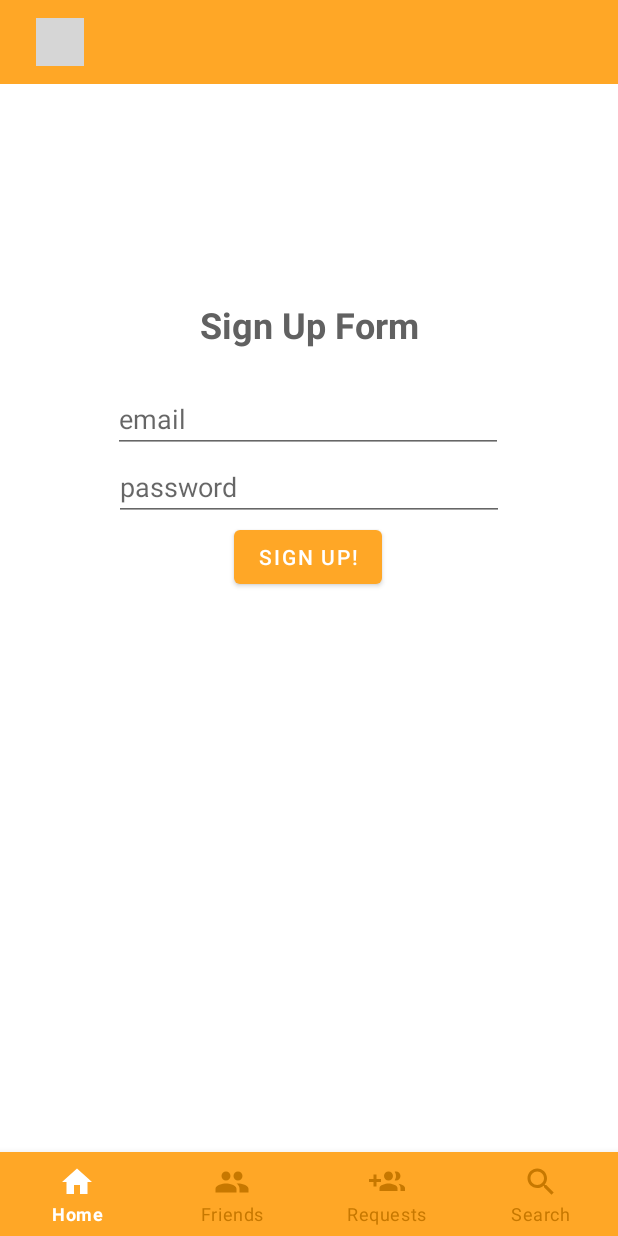
After one commit to andreisimi96/feedback4me, an Android app: the fragment SignUpFragment placed in its activity, on a phone screen of 412 x 824 dp. The commit adds this screen. Run offline under Robolectric (Android 15) with nearby library versions, the phone set to English and light mode, and no system bars; our stand-ins replace Firebase (no records; nobody signed in at launch, a user with empty details on screens opened directly); Roboto replaces fonts that are not available here; 1 statement that could not run was skipped; grey boxes are pictures that could not be loaded.

Commit message:
Added SignUpFragment. UserSettingsFragment and HomeFragment improvements.

```diff
--- a/app/build.gradle
+++ b/app/build.gradle
@@ -21,6 +21,7 @@ android {
 
 dependencies {
     implementation fileTree(dir: 'libs', include: ['*.jar'])
+    implementation 'com.github.bumptech.glide:glide:4.10.0'
     implementation 'androidx.appcompat:appcompat:1.1.0'
     implementation 'androidx.constraintlayout:constraintlayout:1.1.3'
     implementation 'androidx.legacy:legacy-support-v4:1.0.0'
--- /dev/null
+++ b/app/src/main/java/com/example/feedback4me/LoginFragments/SignUpFragment.java
@@ -0,0 +1,61 @@
+package com.example.feedback4me.LoginFragments;
+
+import android.os.Bundle;
+
+import androidx.fragment.app.Fragment;
+
+import android.view.LayoutInflater;
+import android.view.View;
+import android.view.ViewGroup;
+import android.widget.Button;
+import android.widget.EditText;
+import android.widget.TextView;
+
+import com.example.feedback4me.R;
+
+public class SignUpFragment extends Fragment
+{
+
+
+    public SignUpFragment() {}
+
+    public static SignUpFragment newInstance()
+    {
+        SignUpFragment fragment = new SignUpFragment();
+        return fragment;
+    }
+
+    @Override
+    public void onCreate(Bundle savedInstanceState)
+    {
+        super.onCreate(savedInstanceState);
+    }
+
+    @Override
+    public View onCreateView(LayoutInflater inflater, ViewGroup container,
+                             Bundle savedInstanceState)
+    {
+        View rootView = inflater.inflate(R.layout.fragment_sign_up, container, false);
+
+        /*
+           On click -> send request to firebase auth
+         */
+        Button signUpButton = rootView.findViewById(R.id.signup_button);
+        TextView email = rootView.findViewById(R.id.edit_text_email_signup);
+        EditText password = rootView.findViewById(R.id.edit_text_password_signup);
+        signUpButton.setOnClickListener(new View.OnClickListener()
+        {
+            @Override
+            public void onClick(View v)
+            {
+                String
+            }
+        });
+
+
+
+        return rootView;
+    }
+
+
+}
--- a/app/src/main/java/com/example/feedback4me/MainActivity.java
+++ b/app/src/main/java/com/example/feedback4me/MainActivity.java
@@ -7,11 +7,17 @@ import androidx.fragment.app.Fragment;
 import androidx.fragment.app.FragmentTransaction;
 
 import android.content.Intent;
+import android.media.Image;
+import android.net.Uri;
 import android.os.Bundle;
 import android.provider.MediaStore;
+import android.util.Log;
 import android.view.MenuItem;
 import android.view.View;
+import android.widget.ImageView;
+import android.widget.TextView;
 
+import com.bumptech.glide.Glide;
 import com.example.feedback4me.NavigationFragments.FriendsFragment;
 import com.example.feedback4me.NavigationFragments.HomeFragment;
 import com.example.feedback4me.NavigationFragments.RequestsFragment;
@@ -22,6 +28,9 @@ import com.google.android.gms.auth.api.signin.GoogleSignInClient;
 import com.google.android.gms.auth.api.signin.GoogleSignInOptions;
 import com.google.android.material.bottomnavigation.BottomNavigationView;
 import com.google.firebase.auth.FirebaseAuth;
+import com.google.firebase.auth.FirebaseUser;
+
+import org.w3c.dom.Text;
 
 public class MainActivity extends AppCompatActivity
 {
@@ -29,6 +38,8 @@ public class MainActivity extends AppCompatActivity
 
     BottomNavigationView bottomNavigation;
     BottomNavigationView.OnNavigationItemSelectedListener bottomNavigationListener;
+
+    ImageView user_avatar;
 
     //navigation fragments;
     HomeFragment homeFragment;
@@ -46,6 +57,8 @@ public class MainActivity extends AppCompatActivity
         super.onCreate(savedInstanceState);
         setContentView(R.layout.activity_main);
 
+        user_avatar = findViewById(R.id.user_avatar_toolbar);
+
         //setup navigation bar and listener
         bottomNavigation = findViewById(R.id.bottom_navigation);
         bottomNavigationListener = createBottomNavigationListener();
@@ -57,13 +70,14 @@ public class MainActivity extends AppCompatActivity
         requestsFragment = RequestsFragment.newInstance();
         searchFragment = SearchFragment.newInstance();
 
+        //setup toolbar & profile picture
         Toolbar toolbar = (Toolbar) findViewById(R.id.toolbar);
         setSupportActionBar(toolbar);
+        setProfilePictureInToolbar();
 
         //start home fragment
         openNavigationFragment(homeFragment);
     }
-
 
     private BottomNavigationView.OnNavigationItemSelectedListener createBottomNavigationListener ()
     {
@@ -159,11 +173,21 @@ public class MainActivity extends AppCompatActivity
 
     public void changeProfilePicture(View view)
     {
-        Intent takePictureIntent = new Intent(MediaStore.ACTION_IMAGE_CAPTURE);
-        if (takePictureIntent.resolveActivity(getPackageManager()) != null)
-        {
-            startActivityForResult(takePictureIntent, REQUEST_IMAGE_CAPTURE);
-        }
 
     }
+
+    private void setProfilePictureInToolbar()
+    {
+        FirebaseUser user = FirebaseAuth.getInstance().getCurrentUser();
+        if (user != null)
+        {
+            Uri photoUrl = user.getPhotoUrl();
+            Log.d("COME ON", "ceva e in neregula");
+            Glide.with(MainActivity.this)
+                    .load(photoUrl)
+                    .circleCrop()
+                    .into(user_avatar);
+        }
+    }
+
 }
--- a/app/src/main/java/com/example/feedback4me/NavigationFragments/HomeFragment.java
+++ b/app/src/main/java/com/example/feedback4me/NavigationFragments/HomeFragment.java
@@ -1,6 +1,9 @@
 package com.example.feedback4me.NavigationFragments;
 
 import android.content.Context;
+import android.content.Intent;
+import android.graphics.Bitmap;
+import android.graphics.BitmapFactory;
 import android.net.Uri;
 import android.os.Bundle;
 
@@ -9,11 +12,22 @@ import androidx.fragment.app.Fragment;
 import android.view.LayoutInflater;
 import android.view.View;
 import android.view.ViewGroup;
+import android.widget.ImageView;
+import android.widget.TextView;
 
+import com.bumptech.glide.Glide;
+import com.example.feedback4me.LoginActivity;
+import com.example.feedback4me.MainActivity;
 import com.example.feedback4me.R;
+import com.google.firebase.auth.FirebaseAuth;
+import com.google.firebase.auth.FirebaseUser;
 
 public class HomeFragment extends Fragment
 {
+    ImageView user_avatar;
+    TextView user_name;
+    TextView user_email;
+
     public HomeFragment() {}
 
     public static HomeFragment newInstance()
@@ -33,6 +47,38 @@ public class HomeFragment extends Fragment
                              Bundle savedInstanceState)
     {
         // Inflate the layout for this fragment
-        return inflater.inflate(R.layout.fragment_home, container, false);
+        View rootView = inflater.inflate(R.layout.fragment_home, container, false);
+        user_avatar = rootView.findViewById(R.id.user_avatar_home);
+        user_name = rootView.findViewById(R.id.user_name_home);
+        user_email = rootView.findViewById(R.id.user_email_home);
+
+        fillFragmentWithFirebaseData();
+
+        return rootView;
+    }
+
+    public void fillFragmentWithFirebaseData()
+    {
+        FirebaseUser user = FirebaseAuth.getInstance().getCurrentUser();
+        if (user != null)
+        {
+            // Name, email address, and profile photo Url
+            String name = user.getDisplayName();
+            String email = user.getEmail();
+            Uri photoUrl = user.getPhotoUrl();
+
+            user_name.setText(name);
+            user_email.setText(email);
+
+            Glide.with(this)
+                    .load(photoUrl)
+                    .circleCrop()
+                    .into(user_avatar);
+
+        }
+        else
+        {
+            startActivity(new Intent(getActivity(), LoginActivity.class));
+        }
     }
 }
--- a/app/src/main/res/layout/activity_main.xml
+++ b/app/src/main/res/layout/activity_main.xml
@@ -28,11 +28,12 @@
                 android:layout_height="match_parent">
 
                 <ImageView
-                    android:layout_width="wrap_content"
-                    android:layout_height="match_parent"
+                    android:id="@+id/user_avatar_toolbar"
+                    android:layout_width="32dp"
+                    android:layout_height="32dp"
                     android:layout_marginStart="8dp"
-                    android:src="@drawable/ic_friends"
                     android:onClick="openUserFragment"
+                    android:src="@mipmap/ic_avatar_round"
                     app:layout_constraintBottom_toBottomOf="parent"
                     app:layout_constraintStart_toStartOf="parent"
                     app:layout_constraintTop_toTopOf="parent" />
--- a/app/src/main/res/layout/fragment_friends.xml
+++ b/app/src/main/res/layout/fragment_friends.xml
@@ -7,7 +7,7 @@
 
     <!-- TODO: Update blank fragment layout -->
     <ImageView
-        android:id="@+id/imageView"
+        android:id="@+id/user_avatar_home"
         android:layout_width="200dp"
         android:layout_height="200dp"
         android:layout_gravity="center"
--- a/app/src/main/res/layout/fragment_requests.xml
+++ b/app/src/main/res/layout/fragment_requests.xml
@@ -7,7 +7,7 @@
 
     <!-- TODO: Update blank fragment layout -->
     <ImageView
-        android:id="@+id/imageView"
+        android:id="@+id/user_avatar_home"
         android:layout_width="200dp"
         android:layout_height="200dp"
         android:layout_gravity="center"
--- /dev/null
+++ b/app/src/main/res/layout/fragment_sign_up.xml
@@ -0,0 +1,64 @@
+<?xml version="1.0" encoding="utf-8"?>
+<androidx.constraintlayout.widget.ConstraintLayout xmlns:android="http://schemas.android.com/apk/res/android"
+    xmlns:app="http://schemas.android.com/apk/res-auto"
+    xmlns:tools="http://schemas.android.com/tools"
+    android:layout_width="match_parent"
+    android:layout_height="match_parent"
+    android:background="@color/white"
+    android:elevation="2dp"
+    tools:context=".LoginFragments.SignUpFragment">
+
+    <EditText
+        android:id="@+id/edit_text_password_signup"
+        android:layout_width="260dp"
+        android:layout_height="wrap_content"
+        android:ems="10"
+        android:hint="@string/password"
+        android:importantForAutofill="no"
+        android:inputType="textPassword"
+        android:textColor="@color/colorAccent"
+        android:textColorLink="@color/colorPrimary"
+        app:layout_constraintEnd_toEndOf="parent"
+        app:layout_constraintStart_toStartOf="parent"
+        app:layout_constraintTop_toBottomOf="@+id/edit_text_email_signup" />
+
+    <EditText
+        android:id="@+id/edit_text_email_signup"
+        android:layout_width="260dp"
+        android:layout_height="wrap_content"
+        android:layout_marginTop="24dp"
+        android:ems="10"
+        android:hint="@string/email"
+        android:importantForAutofill="no"
+        android:inputType="textEmailAddress"
+        android:textColor="@color/colorAccent"
+        android:textColorLink="@color/colorPrimary"
+        app:layout_constraintEnd_toEndOf="parent"
+        app:layout_constraintHorizontal_bias="0.496"
+        app:layout_constraintStart_toStartOf="parent"
+        app:layout_constraintTop_toBottomOf="@+id/signup_title" />
+
+    <TextView
+        android:id="@+id/signup_title"
+        android:layout_width="wrap_content"
+        android:layout_height="wrap_content"
+        android:layout_marginTop="144dp"
+        android:text="@string/sign_up_form"
+        android:textColor="@color/colorAccent"
+        android:textSize="24sp"
+        android:textStyle="bold"
+        app:layout_constraintEnd_toEndOf="parent"
+        app:layout_constraintStart_toStartOf="parent"
+        app:layout_constraintTop_toTopOf="parent" />
+
+    <Button
+        android:id="@+id/signup_button"
+        android:layout_width="wrap_content"
+        android:layout_height="wrap_content"
+        android:text="@string/sign_up"
+        app:layout_constraintEnd_toEndOf="parent"
+        app:layout_constraintHorizontal_bias="0.498"
+        app:layout_constraintStart_toStartOf="parent"
+        app:layout_constraintTop_toBottomOf="@+id/edit_text_password_signup" />
+
+</androidx.constraintlayout.widget.ConstraintLayout>
--- a/app/src/main/res/values/colors.xml
+++ b/app/src/main/res/values/colors.xml
@@ -4,4 +4,5 @@
     <color name="colorPrimaryDark">#c77800</color>
     <color name="colorAccent">#616161</color>
     <color name="colorPrimaryLight">#ffd95b</color>
+    <color name="white">#FFFFFF</color>
 </resources>
--- a/app/src/main/res/values/strings.xml
+++ b/app/src/main/res/values/strings.xml
@@ -18,4 +18,7 @@
     <string name="requests">Requests</string>
     <string name="search">Search</string>
     <string name="change_profile_picture">Change Profile Photo</string>
+
+    <string name="sign_up_form">Sign Up Form</string>
+    <string name="sign_up">Sign Up!</string>
 </resources>
```
Also changed, not shown: app/src/main/java/com/example/feedback4me/LoginActivity.java (+13 -2 lines), app/src/main/java/com/example/feedback4me/SettingsFragments/UserSettingsFragment.java (+42 -4 lines), app/src/main/res/layout/activity_login.xml (+6 -4 lines), app/src/main/res/layout/fragment_home.xml (+31 -6 lines), app/src/main/res/layout/fragment_user_settings.xml (+13 -4 lines).
